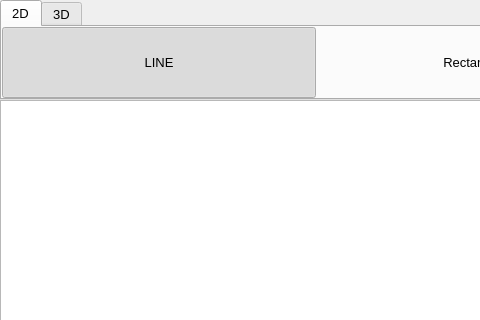
Qt form window.ui (giahuyng98/computer-graphics) before a commit; both pictures show x 0 to 480 and y 0 to 320 of the 1258 by 652 pixel window.
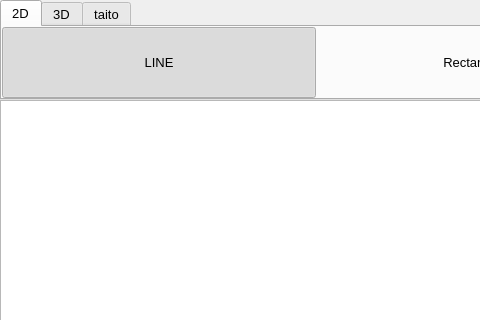
The same form after that commit. The open tabs and pages were chosen to show the change.

Diff of the .ui file:
```diff
--- a/window.ui
+++ b/window.ui
@@ -259,6 +259,11 @@
         <string>3D</string>
        </attribute>
       </widget>
+      <widget class="QWidget" name="ahihi">
+       <attribute name="title">
+        <string>taito</string>
+       </attribute>
+      </widget>
      </widget>
     </item>
     <item>
```
Left out of the diff: 2 changed lines with no effect on the pictures.
